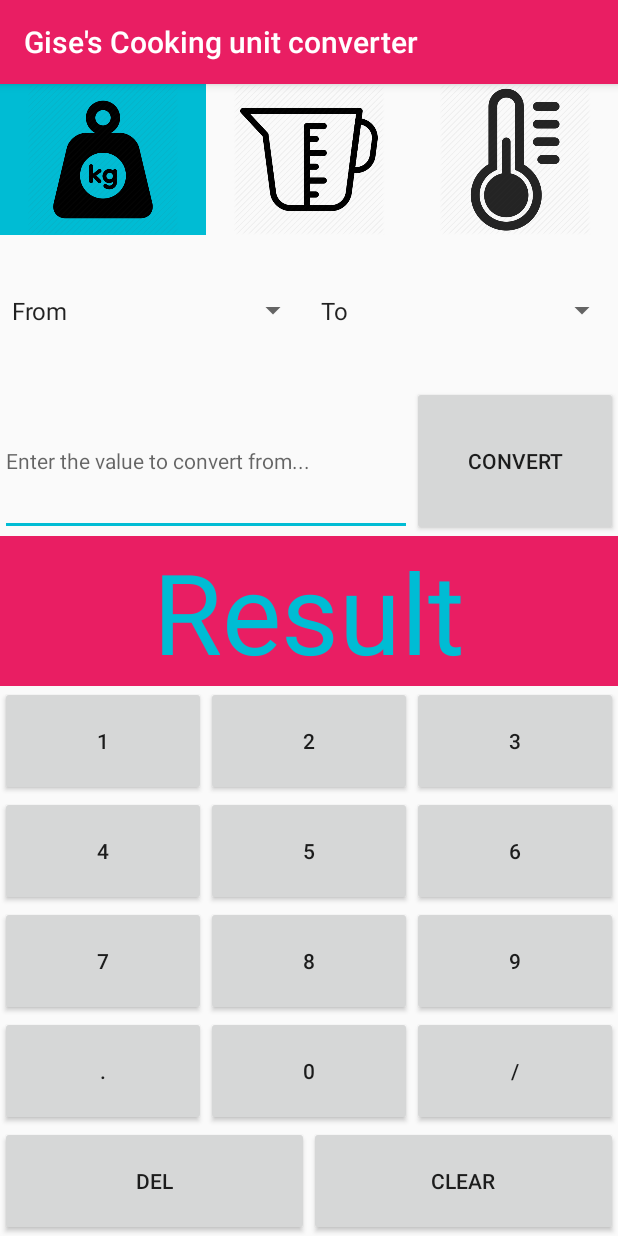
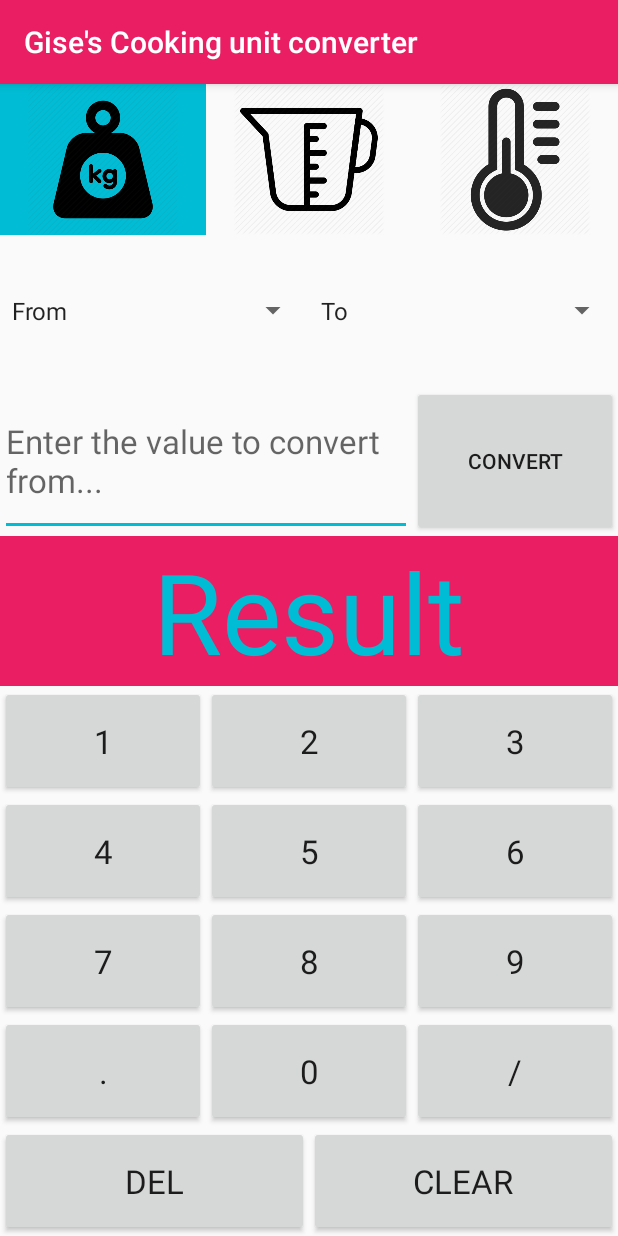
Before and after one commit to jlrods/GisesCookingunitconverter, an Android app: the screen it shows after launch (MainActivity), on a phone screen of 412 x 824 dp. Run offline under Robolectric (Android 15) with nearby library versions, the phone set to English and light mode, and no system bars.

Commit message:
Make texts bigger

```diff
--- a/app/src/main/res/layout/activity_main.xml
+++ b/app/src/main/res/layout/activity_main.xml
@@ -71,7 +71,7 @@
             android:layout_weight="0.5"
             android:ems="10"
             android:hint="@string/UnitFromHint"
-            android:textSize="14sp"
+            android:textAppearance="?android:attr/textAppearanceLarge"
             tools:ignore="NestedWeights" />
 
         <Button
@@ -121,6 +121,7 @@
                 android:layout_height="match_parent"
                 android:layout_weight="1"
                 android:elevation="0dp"
+                android:textAppearance="?android:attr/textAppearanceLarge"
                 android:text="@string/No1" />
 
             <Button
@@ -128,6 +129,7 @@
                 android:layout_width="0dp"
                 android:layout_height="match_parent"
                 android:layout_weight="1"
+                android:textAppearance="?android:attr/textAppearanceLarge"
                 android:text="@string/No2"/>
 
             <Button
@@ -135,6 +137,7 @@
                 android:layout_width="0dp"
                 android:layout_height="match_parent"
                 android:layout_weight="1"
+                android:textAppearance="?android:attr/textAppearanceLarge"
                 android:text="@string/No3" />
 
         </TableRow>
@@ -149,6 +152,7 @@
                 android:layout_width="0dp"
                 android:layout_height="match_parent"
                 android:layout_weight="1"
+                android:textAppearance="?android:attr/textAppearanceLarge"
                 android:text="@string/No4" />
 
             <Button
@@ -156,6 +160,7 @@
                 android:layout_width="0dp"
                 android:layout_height="match_parent"
                 android:layout_weight="1"
+                android:textAppearance="?android:attr/textAppearanceLarge"
                 android:text="@string/No5" />
 
             <Button
@@ -163,6 +168,7 @@
                 android:layout_width="0dp"
                 android:layout_height="match_parent"
                 android:layout_weight="1"
+                android:textAppearance="?android:attr/textAppearanceLarge"
                 android:text="@string/No6" />
         </TableRow>
 
@@ -176,6 +182,7 @@
                 android:layout_width="0dp"
                 android:layout_height="match_parent"
                 android:layout_weight="1"
+                android:textAppearance="?android:attr/textAppearanceLarge"
                 android:text="@string/No7" />
 
             <Button
@@ -183,6 +190,7 @@
                 android:layout_width="0dp"
                 android:layout_height="match_parent"
                 android:layout_weight="1"
+                android:textAppearance="?android:attr/textAppearanceLarge"
                 android:text="@string/No8" />
 
             <Button
@@ -190,6 +198,7 @@
                 android:layout_width="0dp"
                 android:layout_height="match_parent"
                 android:layout_weight="1"
+                android:textAppearance="?android:attr/textAppearanceLarge"
                 android:text="@string/No9" />
         </TableRow>
 
@@ -203,6 +212,7 @@
                 android:layout_width="0dp"
                 android:layout_height="match_parent"
                 android:layout_weight="1"
+                android:textAppearance="?android:attr/textAppearanceLarge"
                 android:text="@string/DecimalPoint" />
 
             <Button
@@ -210,6 +220,7 @@
                 android:layout_width="0dp"
                 android:layout_height="match_parent"
                 android:layout_weight="1"
+                android:textAppearance="?android:attr/textAppearanceLarge"
                 android:text="@string/No0" />
 
             <Button
@@ -217,6 +228,7 @@
                 android:layout_width="0dp"
                 android:layout_height="match_parent"
                 android:layout_weight="1"
+                android:textAppearance="?android:attr/textAppearanceLarge"
                 android:text="@string/Division" />
         </TableRow>
         <TableRow
@@ -229,6 +241,7 @@
                 android:layout_width="0dp"
                 android:layout_height="match_parent"
                 android:layout_weight="1"
+                android:textAppearance="?android:attr/textAppearanceLarge"
                 android:text="@string/Delete" />
 
 
@@ -238,6 +251,7 @@
                 android:layout_width="0dp"
                 android:layout_height="match_parent"
                 android:layout_weight="1"
+                android:textAppearance="?android:attr/textAppearanceLarge"
                 android:text="@string/Clear" />
         </TableRow>
     </TableLayout>
```
